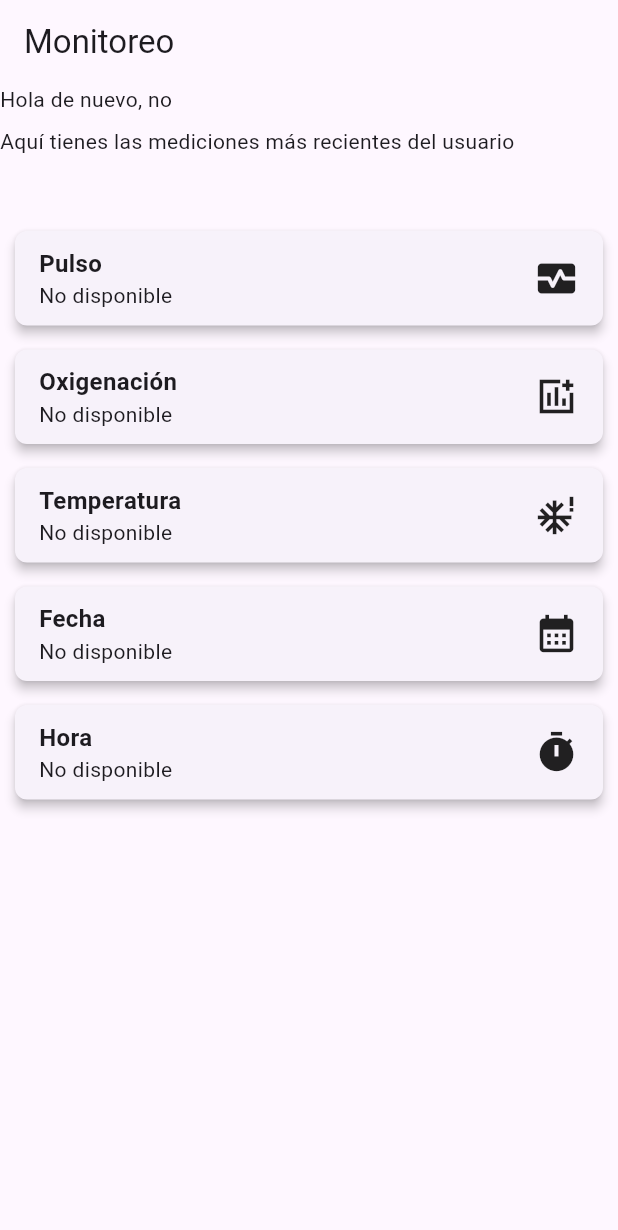
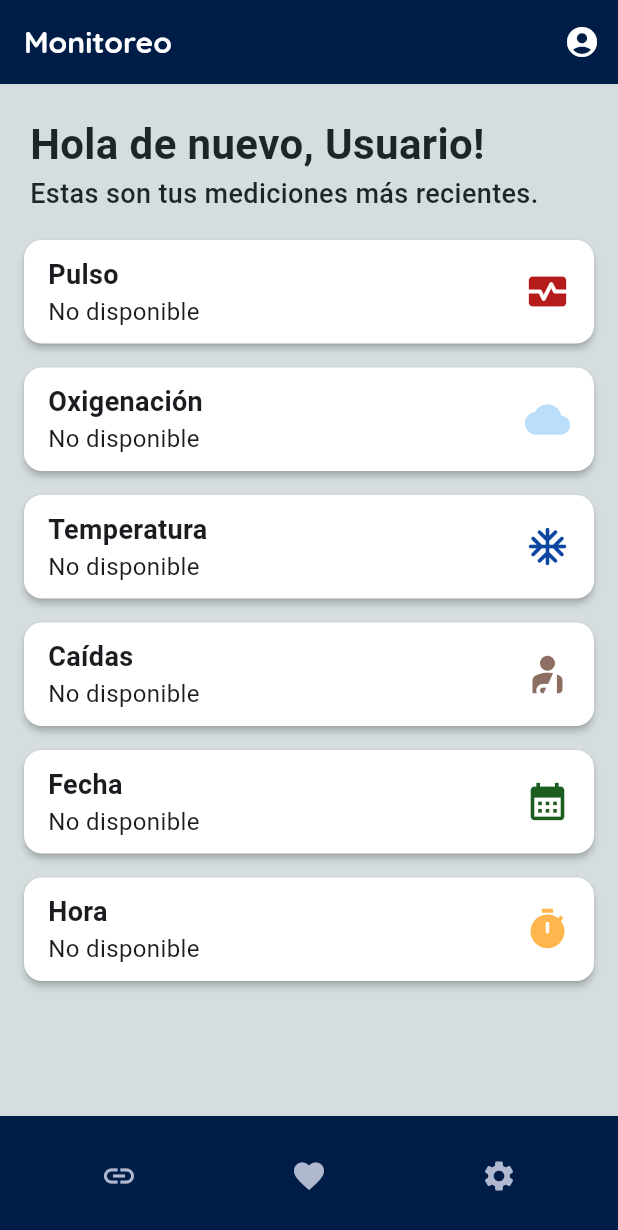
Before and after one commit to pepepecas12000/vitasphere1, a Flutter app: the Monitor screen opened directly, on a phone screen of 412 x 824 dp. Shown: the top 1230 px of the screen. Run offline on Flutter 3.47's test engine with Material 3 defaults, Android fonts, the light colour scheme and no system bars; our stand-ins replace flutter_blue_plus, google_fonts, shared_preferences; missing offline and left inert: mongo_dart; accounts and stored records are empty.

Commit message:
General corrections about the form in what we manage the information from the database.

```diff
--- a/lib/db/database.dart
+++ b/lib/db/database.dart
@@ -4,12 +4,10 @@ import 'package:flutter/cupertino.dart';
 import 'package:mongo_dart/mongo_dart.dart';
 import 'package:shared_preferences/shared_preferences.dart';
 
-
-
 class MongoDatabase {
   static late Db db;
   static late DbCollection collection;
-  static late DbCollection Registros;
+  static late DbCollection registers;
   static bool isConnected = false;
   static bool isConnected2 = false;
 
@@ -21,29 +19,29 @@ class MongoDatabase {
   static const String SECRET_KEY = "vita";
 
   static Future<void> connect() async {
-    if (isConnected) return;
+
+    if (isConnected && isConnected2) return;
+
+    while (!isConnected || !isConnected2) {
       try {
         db = await Db.create(MONGO_URL);
         await db.open();
         collection = db.collection(COLLECTION_NAME);
         isConnected = true;
-      debugPrint("Conexión exitosa a MongoDB Atlas: Usuarios");
-
-
+        debugPrint("Conexión exitosa a Usuarios");
       } catch (e) {
-      debugPrint("Error en la conexión a MongoDB: $e");
+        debugPrint("Error en la conexión: $e");
       }
       try {
         db = await Db.create(MONGO_URL);
         await db.open();
-      Registros = db.collection(COLLECTION_METRIC);
+        registers = db.collection(COLLECTION_METRIC);
         isConnected2 = true;
-      debugPrint("✅ Conexión exitosa a MongoDB Atlas: Registros");
+        debugPrint("Conexión exitosa a Registros");
       } catch (e) {
-      print("❌ Error en la conexión a MongoDB: $e");
+        debugPrint("Error en la conexión: $e");
       }
-
-
+    }
   }
 
   // Encriptar contraseña con HMAC-SHA256
@@ -172,18 +170,17 @@ class MongoDatabase {
 
   static Future<String?> obtenerUsuarioAct() async {
     SharedPreferences prefs = await SharedPreferences.getInstance();
-    return prefs.getString("user_id");
+    String? user =  prefs.getString("user_id");
+    if (user == null) {
+      debugPrint("El usuario es nulo");
+    }
+    return user;
   }
 
   static Future<void> ligarDispositivo(String deviceName) async {
     String? appUser = await obtenerUsuarioAct();
 
-    if (appUser == null) {
-      debugPrint("El usuario es nulo");
-      return;
-    }
-
-    var objectId = ObjectId.parse(appUser);
+    var objectId = ObjectId.parse(appUser!);
 
     var result = await collection.updateOne(
       {
@@ -202,7 +199,7 @@ class MongoDatabase {
       var existing = await collection.findOne({
         "_id": objectId,
         "dispositivos": {
-          "\$elemMatch": { "modelo": deviceName, "estado": "activo" }
+          "\$elemMatch": {"modelo": deviceName, "estado": "activo"}
         }
       });
 
@@ -212,7 +209,7 @@ class MongoDatabase {
           {"_id": objectId},
           {
             "\$push": {
-              "dispositivos": { "modelo": deviceName, "estado": "activo" }
+              "dispositivos": {"modelo": deviceName, "estado": "activo"}
             }
           },
         );
@@ -225,35 +222,41 @@ class MongoDatabase {
     }
   }
 
-  static Future<String> obtenerNombre()async{
+  static Future<String> obtenerNombre() async {
     String? id = await obtenerUsuarioAct();
     String? nombre;
-    Map<String,dynamic?>? datusu;
-    debugPrint("el id del usuario es el de: $id");
+    Map<String, dynamic>? datusu;
     try {
-
       ObjectId lol = ObjectId.parse(id!);
-      debugPrint(lol.toString());
-
       datusu = await collection.findOne({"_id": lol});
-       debugPrint(" esta es la cantidad $datusu?.length");
-     nombre=datusu?["nombre"];
-     debugPrint(" el nombre del cliente es $nombre");
-    }catch(e){
-      debugPrint("No se encontro el nombre: $e");
+      nombre = datusu?["nombre"];
+    } catch (e) {
+      debugPrint("No se encontró el nombre: $e");
     }
-    return nombre ?? "no";
+    return nombre ?? "Usuario";
   }
 
-  static Future<Stream<Map<String, dynamic>>?> ultmetrica() async {
+  static Future<Map<String, dynamic>?> ultmetrica() async {
     try {
-      var ultimaMetrica = await Registros.modernFind(filter:
-      {"tipo": "Metricas"},sort: {"_id": -1}, limit:1 // Ordenar por _id en orden descendente (el más reciente primero)
+      String? appUser = await obtenerUsuarioAct();
+      var objectId = ObjectId.parse(appUser!);
+
+      await connect();
+      var ultimaMetrica = registers.modernFind(
+        filter: {"tipo": "Metricas", "id_user": objectId},
+        sort: {"_id": -1},
+        limit: 1,
+      );
+      var caidas = registers.modernFind(
+        filter: {"tipo": "Alerta", "categoria": "caida", "id_user": objectId},
       );
 
-      return ultimaMetrica;
+      Map<String, dynamic> resultado = await ultimaMetrica.first;
+      resultado["caidas"] = caidas.length;
+
+      return resultado;
     } catch (e) {
-      print("❌ Error al obtener la última métrica: $e");
+      debugPrint("Error al obtener la última métrica y caídas: $e");
       return null;
     }
   }
--- a/lib/screens/monitor.dart
+++ b/lib/screens/monitor.dart
@@ -1,145 +1,227 @@
-import 'package:flutter/cupertino.dart';
+import 'dart:async';
+
 import 'package:flutter/material.dart';
 import 'package:flutter_blue_plus/flutter_blue_plus.dart';
+import 'package:google_fonts/google_fonts.dart';
+import '../config/config.dart';
 import '../db/database.dart';
 import '../widgets/bottom.dart';
+import '../widgets/profile_btn.dart';
 
 class Monitor extends StatefulWidget {
-  //final BluetoothDevice? connectedDevice;
+  final BluetoothDevice? connectedDevice;
 
-
-
-   const Monitor({super.key});
-
+  const Monitor({super.key, this.connectedDevice});
 
   @override
   _MonitorState createState() => _MonitorState();
 }
 
 class _MonitorState extends State<Monitor> {
-  String nombre="x";
+  BluetoothDevice? _connectedDevice;
+  String nombre = "";
+  Map<String, dynamic> data = {};
 
-  Map<String,dynamic> datos={};
+  Timer? _timer;
+
   @override
   void initState() {
+    _connectedDevice = widget.connectedDevice;
+
+    _cargarMet();
+    _cargarNom();
+
+    _timer = Timer.periodic(const Duration(seconds: 5), (timer) {
+      _cargarMet();
+      debugPrint("Cargando datos...");
+    });
+
     super.initState();
-
-    // Cargar métricas cuando se inicie el widget
-    _cargarMetricas();
-    actuNombre();
   }
 
-    void actuNombre()async{
-    nombre= await MongoDatabase.obtenerNombre();
-    setState(() {
+  @override
+  void dispose() {
+    _timer?.cancel();
+    super.dispose();
+  }
 
-    });
+  Future<void> _cargarNom() async {
+    nombre = await MongoDatabase.obtenerNombre();
+    setState(() {});
+  }
+
+  Future<void> _cargarMet() async {
+    Map<String, dynamic>? event = await MongoDatabase.ultmetrica();
+
+    if (event == null) return;
+
+    int? caidas;
+    if (event['caidas'] is Future<int>) {
+      caidas = await event['caidas'];
+    } else {
+      caidas = event['caidas'];
     }
 
+    setState(() {
+      data = {
+        'pulsaciones': event['pulsaciones'] ?? "No disponibles",
+        'temperatura': _formatDecimal(event['temperatura']),
+        'oxigenacion': _formatDecimal(event['oxigenacion']),
+        'caidas': caidas ?? "No disponibles",
+        'fecha': event['fecha'] ?? "No disponibles",
+        'hora': event['hora'] ?? "No disponibles",
+      };
+    });
+  }
 
-  void _cargarMetricas() async {
-
-    Stream<Map<String, dynamic>>? metricas = await MongoDatabase.ultmetrica();
-    metricas?.listen((event) {
-      if (datos['hora'] == event['hora'] && datos['fecha'] == event['fecha']) {
-        return; // No actualiza si los datos son los mismos
-      }
-
-      setState(() {
-        datos = {
-          'pulsaciones': event['pulsaciones'] ?? "No disponibles",
-          'temperatura': event['temperatura'] ?? "No disponibles",
-          'oxigenacion': event['oxigenacion'] ?? "No disponibles",
-          'fecha': event['fecha'] ?? "No disponibles",
-          'hora': event['hora'] ?? "No disponibles",
-        };
-
-      });
-    });
+  String _formatDecimal(dynamic value) {
+    if (value == null) return "No disponibles";
+    if (value is num) {
+      return value.toStringAsFixed(2);
+    }
+    return value.toString();
   }
 
   @override
   Widget build(BuildContext context) {
     return Scaffold(
+      backgroundColor: grey,
       appBar: AppBar(
         automaticallyImplyLeading: false,
-        title: const Text("Monitoreo"),
-      ),
-      body: Column(
-        crossAxisAlignment: CrossAxisAlignment.start,
-        children: [
-           Text("Hola de nuevo, $nombre"),
-          const SizedBox(height: 8),
-          const Text("Aquí tienes las mediciones más recientes del usuario"),
-          const SizedBox(height: 32),
-          Expanded(
-            child: _listmetrics() ?? const Center(child: CircularProgressIndicator()),
+        title: Text(
+          "Monitoreo",
+          style: GoogleFonts.quicksand(
+            fontSize: 20,
+            fontWeight: FontWeight.bold,
+            color: Colors.white,
           ),
+        ),
+        backgroundColor: blue500,
+        elevation: 0,
+        actions: const [
+          ProfileBtn(),
         ],
       ),
-
+      body: SafeArea(
+        child: Column(
+          crossAxisAlignment: CrossAxisAlignment.start,
+          children: [
+            Container(
+              padding: const EdgeInsets.fromLTRB(20, 20, 20, 10),
+              child: Column(
+                crossAxisAlignment: CrossAxisAlignment.start,
+                children: [
+                  Text(
+                    "Hola de nuevo, $nombre!",
+                    style: GoogleFonts.roboto(
+                      fontSize: 28,
+                      color: outerSpace,
+                      fontWeight: FontWeight.bold,
+                    ),
+                  ),
+                  Text(
+                    "Estas son tus mediciones más recientes.",
+                    style: GoogleFonts.roboto(
+                      fontSize: 18,
+                      color: outerSpace,
+                      fontWeight: FontWeight.w500,
+                    ),
+                  ),
+                ],
+              ),
+            ),
+            Expanded(
+              child: _metrics()
+            ),
+          ],
+        ),
+      ),
+      bottomNavigationBar: Bottom(connectedDevice: _connectedDevice),
     );
   }
 
-  Widget _listmetrics() {
+  Widget _metrics() {
     return ListView(
-      padding: const EdgeInsets.all(10),
+      padding: const EdgeInsets.fromLTRB(16, 0, 16, 12),
       children: [
-        _metricCard("Pulso", datos['pulsaciones'],1),
-        _metricCard("Oxigenación", datos['oxigenacion'],2),
-        _metricCard("Temperatura", datos['temperatura'],3),
-        _metricCard("Fecha", datos['fecha'],4),
-        _metricCard("Hora", datos['hora'],5),
+        _metricCard("Pulso", data['pulsaciones'], 1),
+        _metricCard("Oxigenación", data['oxigenacion'], 2),
+        _metricCard("Temperatura", data['temperatura'], 3),
+        _metricCard("Caídas", data['caidas'], 4),
+        _metricCard("Fecha", data['fecha'], 5),
+        _metricCard("Hora", data['hora'], 6),
       ],
     );
   }
 
-// Función para crear una Card con cada métrica
   Widget _metricCard(String titulo, dynamic valor, int n) {
     return Card(
+      color: Colors.white,
       margin: const EdgeInsets.symmetric(vertical: 8),
-      elevation: 3,
-      shape: RoundedRectangleBorder(borderRadius: BorderRadius.circular(8)),
+      elevation: 2,
+      shape: RoundedRectangleBorder(borderRadius: BorderRadius.circular(12)),
       child: Padding(
         padding: const EdgeInsets.symmetric(horizontal: 16, vertical: 10),
         child: Row(
-          mainAxisAlignment: MainAxisAlignment.spaceBetween, // Espaciado entre elementos
+          mainAxisAlignment:
+              MainAxisAlignment.spaceBetween,
           children: [
             Column(
               crossAxisAlignment: CrossAxisAlignment.start,
               children: [
-                Text(titulo, style: const TextStyle(fontWeight: FontWeight.bold, fontSize: 16)),
-                Text(valor?.toString() ?? "No disponible", style: const TextStyle(fontSize: 14)),
+                Text(titulo,
+                    style: const TextStyle(
+                        fontWeight: FontWeight.bold, fontSize: 18)),
+                Text(valor?.toString() ?? "No disponible",
+                    style: const TextStyle(fontSize: 16)),
               ],
             ),
-            imagens(n),
+            images(n),
           ],
         ),
       ),
     );
   }
 
-  Widget imagens(int num){
-    switch(num){
+  Widget images(int num) {
+    switch (num) {
       case 1:
-        // icono de pulsaciones
-        return Icon(Icons.monitor_heart,  size: 30);
+        return Icon(
+          Icons.monitor_heart,
+          size: 30,
+          color: Colors.red.shade900,
+        );
       case 2:
-      // icono de pulsaciones
-        return Icon(Icons.add_chart_sharp, size: 30);
+        return Icon(
+          Icons.cloud,
+          size: 30,
+          color: Colors.blue.shade100,
+        );
       case 3:
-      // icono de pulsaciones
-        return Icon(Icons.severe_cold, size: 30);
+        return Icon(
+          Icons.ac_unit_rounded,
+          size: 30,
+          color: Colors.blue.shade900,
+        );
       case 4:
-      // icono de pulsaciones
-        return Icon(Icons.calendar_month, size: 30);
+        return Icon(
+          Icons.personal_injury,
+          size: 30,
+          color: Colors.brown.shade400,
+        );
       case 5:
-      // icono de pulsaciones
-        return Icon(Icons.timer, size: 30);
-
+        return Icon(
+          Icons.calendar_month,
+          size: 30,
+          color: Colors.green.shade900,
+        );
+      case 6:
+        return Icon(
+          Icons.timer,
+          size: 30,
+          color: Colors.orange.shade300,
+        );
     }
-    return Icon(Icons.extension_off_outlined);
+    return Icon(Icons.star);
   }
-
-
 }
--- a/lib/widgets/bottom.dart
+++ b/lib/widgets/bottom.dart
@@ -69,7 +69,7 @@ class _BottomState extends State<Bottom> {
                   SnackBar(
                     content: Text(
                       "No hay ningún dispositivo conectado",
-                      style: const TextStyle(color: Color(0xFFB0B8CF)),
+                      style: const TextStyle(color: Color(0xFFB0B8CF), fontSize: 18),
                     ),
                     backgroundColor: Color(0xFF4D638C),
                   ),
```
Also changed, not shown: lib/screens/device.dart (+9 -10 lines), lib/screens/pair.dart (+5 -6 lines), lib/screens/welcome.dart (+8 -3 lines). Lines whose indentation alone changed are shown as unchanged.
